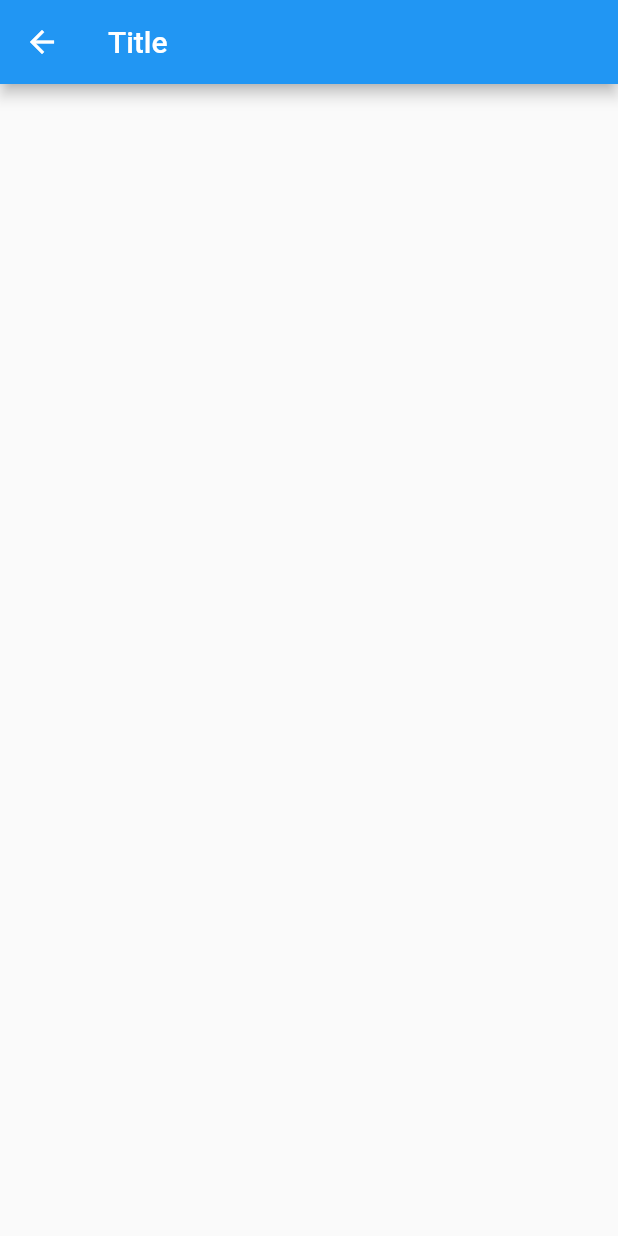
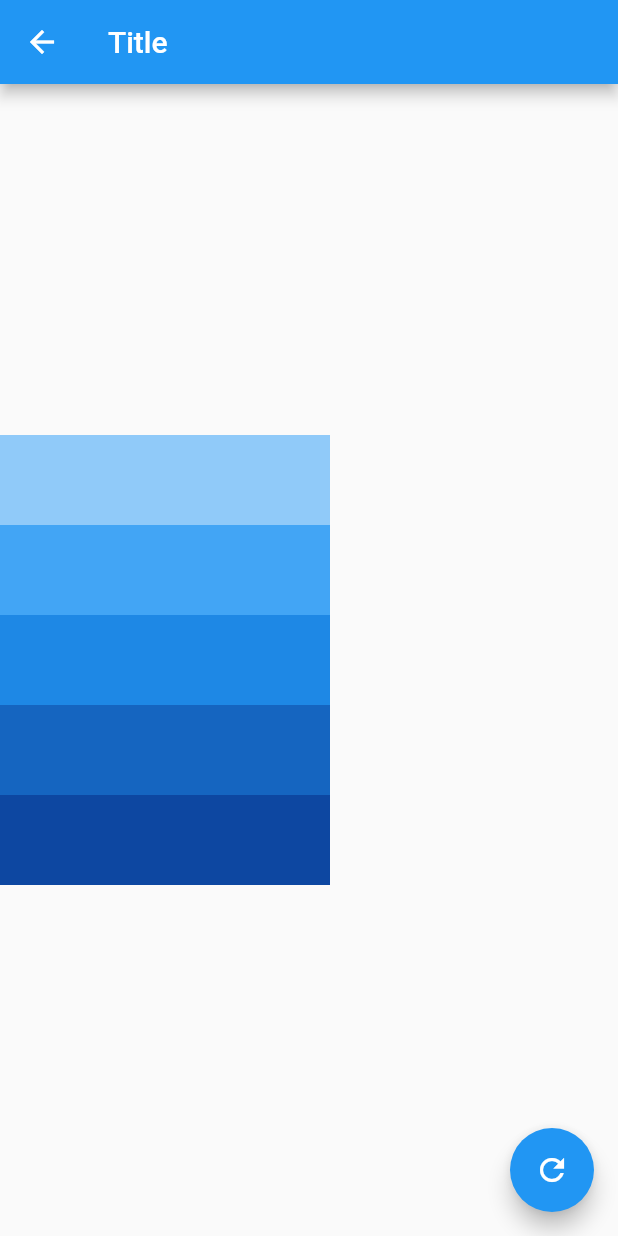
Before and after one commit to chublur/flutter-ex, a Flutter app: the XianShi screen opened directly, on a phone screen of 412 x 824 dp. Run offline on Flutter 3.47's test engine with Material 2 defaults, Android fonts, the phone set to English and light mode, and no system bars; our stand-ins replace fluttertoast; missing offline and left inert: dart:html.

Commit message:
hero动画

```diff
--- a/flutterdemo01/lib/animatedList/xianshiAnimation.dart
+++ b/flutterdemo01/lib/animatedList/xianshiAnimation.dart
@@ -12,30 +12,179 @@ class XianShi extends StatefulWidget {
 
 class _XianShiState extends State<XianShi> with SingleTickerProviderStateMixin {
   late AnimationController _controller;
+  bool flag = true;
   @override
-  void initState (){
+  void initState() {
     super.initState;
     //Vsync 机制可以理解为是显卡与显示器的通信桥梁，显卡在渲染每一帧之前会等待垂
     // 直同步信号，只有显示器完成了一次刷新时，发出垂直同步信号，显卡才会渲染下一帧，确保刷新率和帧率保
     // 持同步，以达到供需平衡的效果，防止卡顿现象。
     _controller = AnimationController(
       vsync: this,
-      duration:const Duration(seconds: 1)
-      );
+      duration: const Duration(seconds: 1),
+      // lowerBound: 3,
+      // upperBound: 5
+    );
   }
 
   @override
-  void dispose(){
+  void dispose() {
     _controller.dispose();
     super.dispose();
   }
+
   @override
   Widget build(BuildContext context) {
     return Scaffold(
       appBar: AppBar(
         title: const Text('Title'),
       ),
-      // body: ,
+      floatingActionButton: FloatingActionButton(
+        child: const Icon(Icons.refresh),
+        onPressed: () {
+          flag ? _controller.forward() : _controller.reverse();
+          flag = !flag;
+        },
+      ),
+      body: Column(
+        mainAxisAlignment: MainAxisAlignment.center,
+        crossAxisAlignment: CrossAxisAlignment.center,
+        children: [
+          // RotationTransition(
+          //   turns: _controller,
+          //   child: const FlutterLogo(
+          //     size: 60,
+          //   ),
+          // ),
+          // const SizedBox(
+          //   height: 40,
+          // ),
+
+          // --------------触发按钮----------------
+          // Padding(
+          //   padding: const EdgeInsetsDirectional.fromSTEB(10, 0, 0, 0),
+          //   child: Wrap(
+          //     spacing: 10,
+          //     alignment: WrapAlignment.center,
+          //     children: [
+          //       ElevatedButton(
+          //           onPressed: () {
+          //             _controller.forward();
+          //           },
+          //           child: const Text("forward 正序播放")),
+          //       ElevatedButton(
+          //           onPressed: () {
+          //             _controller.reverse();
+          //           },
+          //           child: const Text("reverse 倒序播放")),
+          //       ElevatedButton(
+          //           onPressed: () {
+          //             _controller.stop();
+          //           },
+          //           child: const Text("stop 暂停播放")),
+          //       ElevatedButton(
+          //           onPressed: () {
+          //             _controller.reset();
+          //           },
+          //           child: const Text("reset 重置播放")),
+          //       ElevatedButton(
+          //           onPressed: () {
+          //             _controller.repeat();
+          //           },
+          //           child: const Text("repeat 重复播放")),
+          //     ],
+          //   ),
+          // ),
+          // ----------------FadeTransition------------------
+          // FadeTransition(
+          //     opacity: _controller,
+          //     child: const FlutterLogo(
+          //       size: 80,
+          //     )),
+          // --------SlideTransition----------
+          // 这是一负责平移的显示动画组件，使用时需要通过position属性传入一个Animated表示位移程度，通常借助Tween实现。
+          // SlideTransition(
+          //   position:
+          //   // _controller.drive(Tween(
+          //   //   begin:const Offset(0, 0),
+          //   //   end:const Offset(1.2, 0)  //表示实际的位置向右移动自身宽度的1.2倍
+          //   // )),
+          //   Tween(
+          //     begin:const Offset(0, -1),
+          //     end:const Offset(0, 0.8)
+          //   ).chain(CurveTween(curve: Curves.bounceIn))
+          //   .chain(CurveTween(curve: const Interval(0.8,1.0))) //最后的百分之20的时间完成动画
+          //   .animate(_controller),
+          //   child: const FlutterLogo(size: 80,),
+          //   )
+
+          // AnimatedIcon顾名思义，是一个用于提供动画图标的组件，它的名字虽然是以Animated开头，但是他
+          // 是一个显式动画组件，需要通过progress属性传入动画控制器，另外需要由Icon属性传入动画图标数据
+          // AnimatedIcon(
+          //   icon: AnimatedIcons.home_menu,
+          //   progress: _controller,
+          //   size: 40,
+          // ),
+          // AnimatedIcon(
+          //   icon: AnimatedIcons.search_ellipsis,
+          //   progress: _controller,
+          //   size: 40,
+          // ),
+
+          // 交错动画
+          SlidingBox(
+            controller: _controller,
+            color: Colors.blue[200],
+            curve: const Interval(0, 0.2),
+          ),
+          SlidingBox(
+            controller: _controller,
+            color: Colors.blue[400],
+            curve: const Interval(0.2, 0.4),
+          ),
+          SlidingBox(
+            controller: _controller,
+            color: Colors.blue[600],
+            curve: const Interval(0.4, 0.6),
+          ),
+          SlidingBox(
+            controller: _controller,
+            color: Colors.blue[800],
+            curve: const Interval(0.6, 0.8),
+          ),
+          SlidingBox(
+            controller: _controller,
+            color: Colors.blue[900],
+            curve: const Interval(0.8, 1.0),
+          ),
+        ],
+      ),
     );
   }
 }
+
+class SlidingBox extends StatelessWidget {
+  final AnimationController controller;
+  final Color? color;
+  final Curve curve;
+  const SlidingBox(
+      {super.key,
+      required this.controller,
+      required this.color,
+      required this.curve});
+
+  @override
+  Widget build(BuildContext context) {
+    return SlideTransition(
+      position: Tween(begin: const Offset(0, 0), end: const Offset(0.3, 0))
+          .chain(CurveTween(curve: Curves.linear))
+          .chain(CurveTween(curve: curve))
+          .animate(controller),
+      child: Container(
+        width: 220,
+        height: 60,
+        color: color,
+      ),
+    );
+  }
+}
```
Also changed, not shown: flutterdemo01/lib/heroAnimation/hero.dart (added, +19 -0 lines), flutterdemo01/lib/heroAnimation/home.dart (added, +30 -0 lines), flutterdemo01/lib/main.dart (+7 -1 lines).
